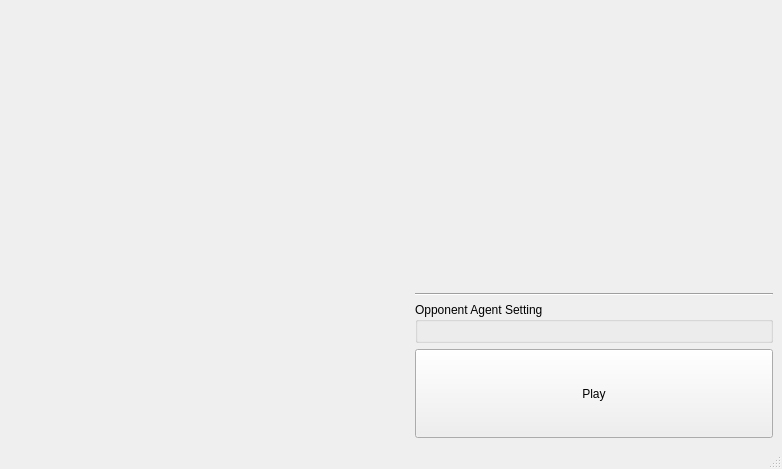
Before: the Qt Designer form src/mainwindow.ui in surakarta-game/surakarta-game, drawn with Qt 5.
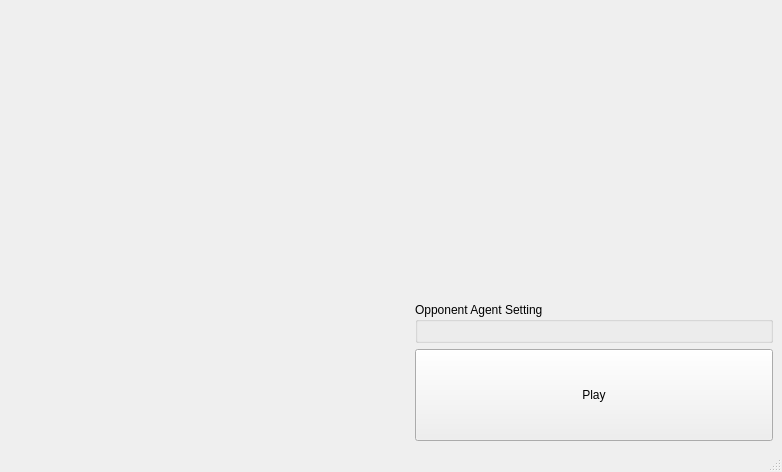
After: the same form once the commit is applied. Custom widgets are drawn as their Qt base class.

Diff of the .ui file:
```diff
--- a/src/mainwindow.ui
+++ b/src/mainwindow.ui
@@ -7,7 +7,7 @@
     <x>0</x>
     <y>0</y>
     <width>782</width>
-    <height>469</height>
+    <height>472</height>
    </rect>
   </property>
   <property name="windowTitle">
@@ -43,7 +43,7 @@
      </layout>
     </item>
     <item>
-     <layout class="QVBoxLayout" name="verticalLayout" stretch="16,0,0,5">
+     <layout class="QVBoxLayout" name="verticalLayout" stretch="16,0,5">
       <item>
        <spacer name="verticalSpacer">
         <property name="orientation">
@@ -57,13 +57,6 @@
         </property>
        </spacer>
       </item>
-      <item>
-       <widget class="Line" name="line">
-        <property name="orientation">
-         <enum>Qt::Horizontal</enum>
-        </property>
-       </widget>
-      </item>
       <item>
        <widget class="QGroupBox" name="groupBox">
         <property name="title">
```
Left out of the diff: 6 changed lines with no effect on the pictures.
